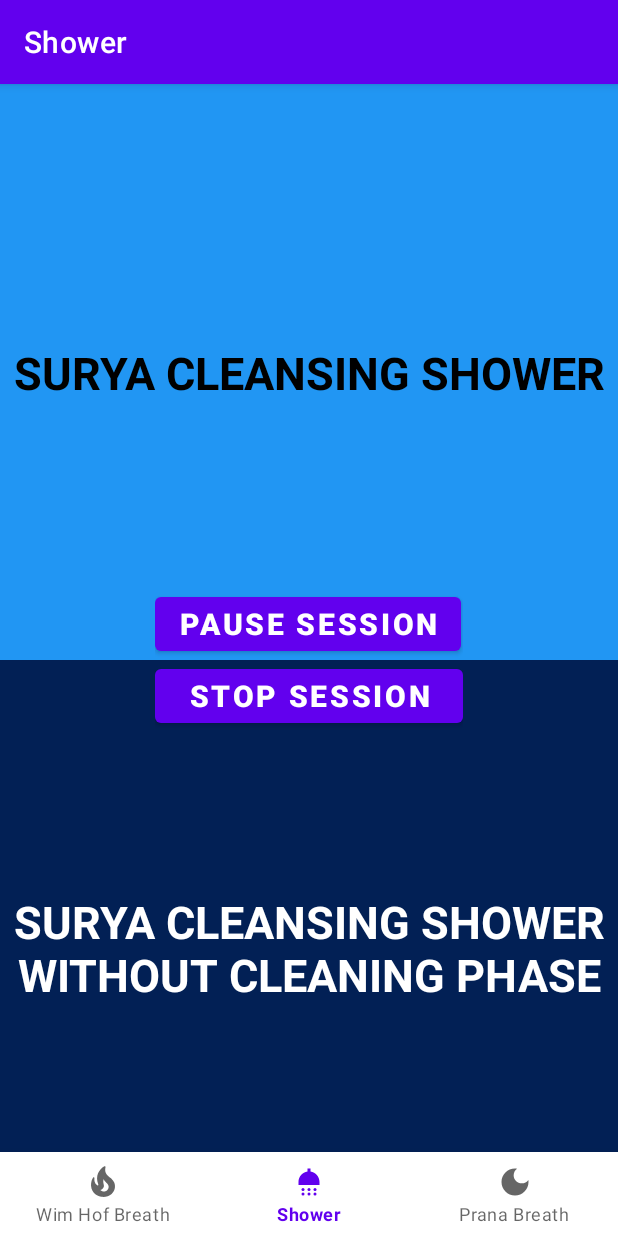
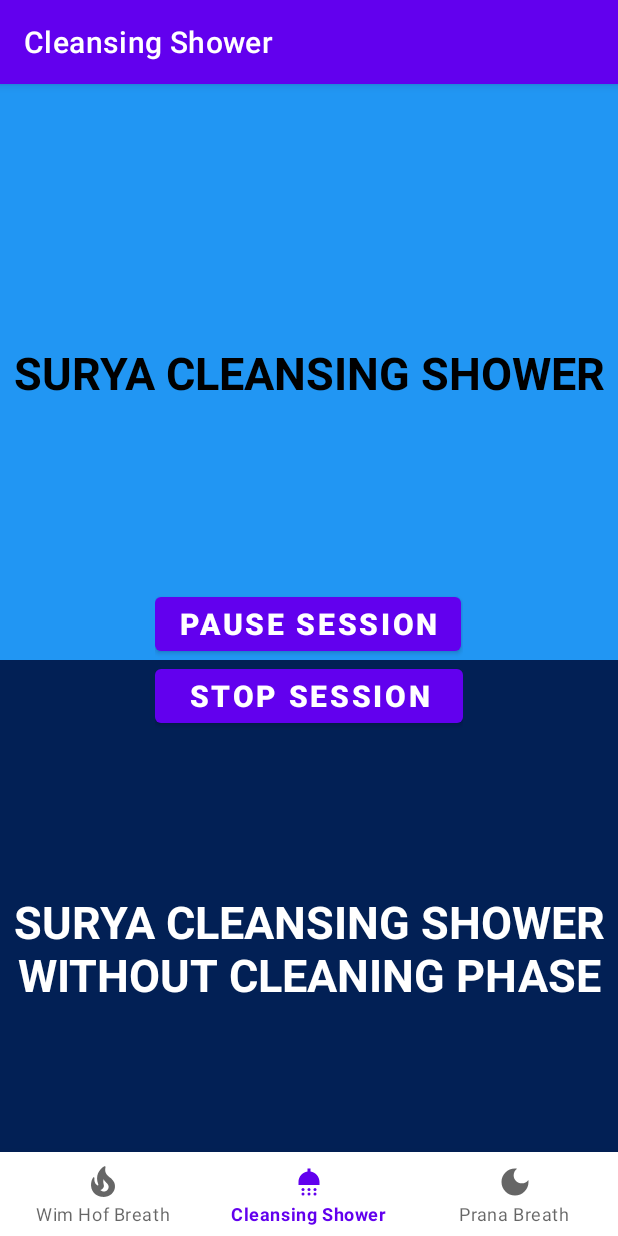
Before and after one commit to aldo-manco/surrender-meditation-android, an Android app: the screen it shows after launch (MainActivity), item 2 of the bottom bar chosen, on a phone screen of 412 x 824 dp. Run offline under Robolectric (Android 15) with nearby library versions, the phone set to English and light mode, and no system bars; our stand-ins replace navigation-ui.

Commit message:
name_cleansing_shower

```diff
--- a/app/src/main/res/values/strings.xml
+++ b/app/src/main/res/values/strings.xml
@@ -1,7 +1,7 @@
 <resources>
     <string name="app_name">Inner Power</string>
     <string name="title_wim_hof_breath">Wim Hof Breath</string>
-    <string name="title_yoga">Shower</string>
+    <string name="title_yoga">Cleansing Shower</string>
     <string name="title_prana_breath">Prana Breath</string>
     <string name="title_meditation">Meditation</string>
 </resources>
```
